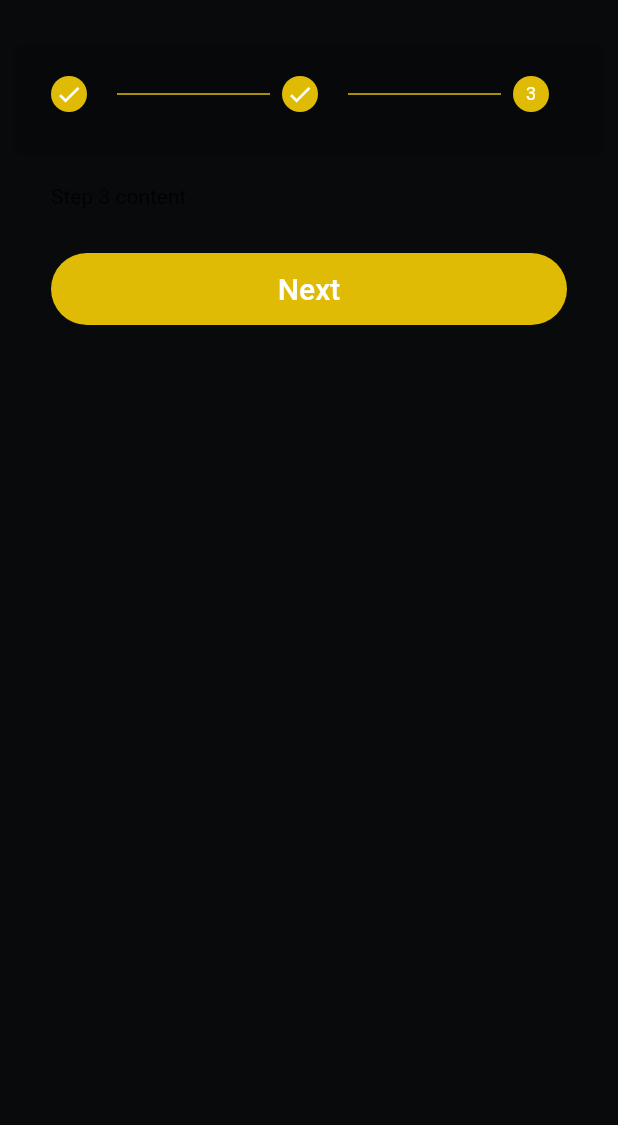
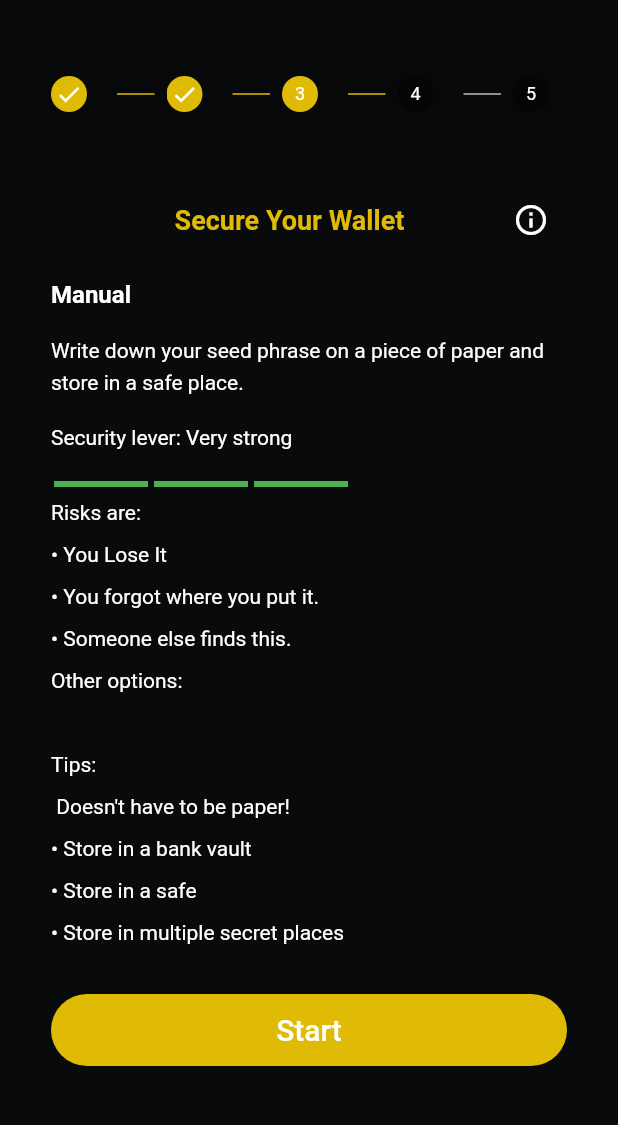
Before and after one commit to umarwaseeem/Digital-Wallet-UI-Flutter, a Flutter app: the CreateNewWalletScreen screen opened by its route, after a tap on "Create Password", after a tap on "Start", on a phone screen of 412 x 824 dp, the part 59-1184 px from its top. Run offline on Flutter 3.47's test engine with Material 2 defaults, Android fonts, the phone set to English and light mode, and no system bars; drawn by our look-alikes of step_progress_indicator; our stand-ins replace blur, qr_flutter, smooth_page_indicator; Roboto replaces fonts that are missing (Archivo).

Commit message:
making new account UI , all steps completed

```diff
--- a/lib/screens/wallet_setup/new_wallet/create_new_wallet_screen.dart
+++ b/lib/screens/wallet_setup/new_wallet/create_new_wallet_screen.dart
@@ -40,9 +40,17 @@ class _CreateNewWalletScreenState extends State<CreateNewWalletScreen> {
                   ),
                   child: Stepper(
                     onStepTapped: (index) {
+                      if (index < currentStepNumber) {
+                        setState(() {
+                          currentStepNumber = index;
+                        });
+                        return;
+                      }
+
                       if (index > currentStepNumber) {
                         return;
                       }
+
                       setState(() {
                         currentStepNumber = index;
                       });
@@ -73,10 +81,14 @@ class _CreateNewWalletScreenState extends State<CreateNewWalletScreen> {
                       String buttonText = "";
                       if (currentStepNumber == 0) {
                         buttonText = "Create Password";
-                      } else if (currentStepNumber == 1) {
+                      } else if (currentStepNumber == 1 ||
+                          currentStepNumber == 2 ||
+                          currentStepNumber == 3) {
                         buttonText = "Start";
-                      } else if (currentStepNumber == 2) {
+                      } else if (currentStepNumber == 4) {
                         buttonText = "Next";
+                      } else {
+                        buttonText = "";
                       }
 
                       return Container(
--- /dev/null
+++ b/lib/screens/wallet_setup/new_wallet/widgets/AllSteps/step2/seed_phrase_chips.dart
@@ -0,0 +1,88 @@
+import 'package:flutter/material.dart';
+
+class SeedPhraseChips extends StatelessWidget {
+  const SeedPhraseChips({
+    Key? key,
+    required this.chipNumber1,
+    required this.chipName1,
+    required this.chipNumber2,
+    required this.chipName2,
+  }) : super(key: key);
+
+  final String chipNumber1;
+  final String chipNumber2;
+  final String chipName1;
+  final String chipName2;
+
+  @override
+  Widget build(BuildContext context) {
+    const chipStyle = TextStyle(
+      color: Colors.white,
+      fontSize: 14,
+      fontWeight: FontWeight.w400,
+    );
+    return Container(
+      margin: const EdgeInsets.only(bottom: 5),
+      child: Row(
+        mainAxisAlignment: MainAxisAlignment.spaceAround,
+        children: [
+          Chip(
+            backgroundColor: const Color.fromRGBO(24, 30, 37, 1),
+            padding: const EdgeInsets.all(15),
+            label: Row(
+              children: [
+                Text("$chipNumber1. ", style: chipStyle),
+                Text(chipName1, style: chipStyle),
+              ],
+            ),
+          ),
+          Chip(
+            padding: const EdgeInsets.all(15),
+            backgroundColor: const Color.fromRGBO(24, 30, 37, 1),
+            label: Row(
+              children: [
+                Text("$chipNumber2. ", style: chipStyle),
+                Text(chipName1, style: chipStyle),
+              ],
+            ),
+          ),
+        ],
+      ),
+    );
+  }
+}
+
+List<SeedPhraseChips> getSeedPhrases() {
+  return [
+    const SeedPhraseChips(
+      chipNumber1: "1",
+      chipName1: "Future",
+      chipNumber2: "2",
+      chipName2: "Exit",
+    ),
+    const SeedPhraseChips(
+      chipNumber1: "3",
+      chipName1: "Future",
+      chipNumber2: "4",
+      chipName2: "Exit",
+    ),
+    const SeedPhraseChips(
+      chipNumber1: "5",
+      chipName1: "Future",
+      chipNumber2: "6",
+      chipName2: "Exit",
+    ),
+    const SeedPhraseChips(
+      chipNumber1: "7",
+      chipName1: "Future",
+      chipNumber2: "8",
+      chipName2: "Exit",
+    ),
+    const SeedPhraseChips(
+      chipNumber1: "9",
+      chipName1: "Future",
+      chipNumber2: "10",
+      chipName2: "Exit",
+    ),
+  ];
+}
--- a/lib/screens/wallet_setup/new_wallet/widgets/All Steps/step2.dart
+++ b/lib/screens/wallet_setup/new_wallet/widgets/AllSteps/step2/step2a.dart
@@ -1,7 +1,7 @@
 import 'package:flutter/material.dart';
 
-class Step2 extends StatelessWidget {
-  const Step2({Key? key}) : super(key: key);
+class Step2a extends StatelessWidget {
+  const Step2a({Key? key}) : super(key: key);
 
   @override
   Widget build(BuildContext context) {
--- /dev/null
+++ b/lib/screens/wallet_setup/new_wallet/widgets/AllSteps/step2/step2b.dart
@@ -0,0 +1,90 @@
+import 'package:flutter/material.dart';
+import 'package:step_progress_indicator/step_progress_indicator.dart';
+
+class Step2b extends StatelessWidget {
+  const Step2b({Key? key}) : super(key: key);
+
+  @override
+  Widget build(BuildContext context) {
+    return Column(
+      crossAxisAlignment: CrossAxisAlignment.start,
+      children: [
+        Row(
+          children: [
+            Container(width: MediaQuery.of(context).size.width * 0.2),
+            const Text(
+              "Secure Your Wallet",
+              style: TextStyle(
+                color: Color.fromRGBO(223, 187, 6, 1),
+                fontSize: 18,
+                fontWeight: FontWeight.w600,
+              ),
+            ),
+            Expanded(child: Container()),
+            IconButton(
+              onPressed: () {},
+              icon: const Icon(Icons.info_outline, color: Colors.white),
+            )
+          ],
+        ),
+        const SizedBox(height: 16),
+        const Text(
+          "Manual",
+          style: TextStyle(
+            color: Colors.white,
+            fontSize: 16,
+            fontWeight: FontWeight.w600,
+          ),
+        ),
+        const SizedBox(height: 16),
+        const Text(
+          "Write down your seed phrase on a piece of paper and store in a safe place.",
+          style: TextStyle(
+            height: 1.5,
+            color: Colors.white,
+            fontSize: 14,
+            fontWeight: FontWeight.w400,
+          ),
+        ),
+        const SizedBox(height: 16),
+        const Text(
+          "Security lever: Very strong",
+          style: TextStyle(
+            height: 1.5,
+            color: Colors.white,
+            fontSize: 14,
+            fontWeight: FontWeight.w400,
+          ),
+        ),
+        const SizedBox(height: 20),
+        const SizedBox(
+          width: 200,
+          child: StepProgressIndicator(
+            totalSteps: 3,
+            currentStep: 3,
+            selectedColor: Colors.green,
+            unselectedColor: Colors.green,
+          ),
+        ),
+        const Text(
+          "Risks are:\n\u2022 You Lose It\n\u2022 You forgot where you put it.\n\u2022 Someone else finds this.",
+          style: TextStyle(
+            height: 2,
+            color: Colors.white,
+            fontWeight: FontWeight.w400,
+            fontSize: 14,
+          ),
+        ),
+        const Text(
+          "Other options: \n\nTips: \n Doesn't have to be paper!\n\u2022 Store in a bank vault\n\u2022 Store in a safe\n\u2022 Store in multiple secret places",
+          style: TextStyle(
+            height: 2,
+            color: Colors.white,
+            fontWeight: FontWeight.w400,
+            fontSize: 14,
+          ),
+        ),
+      ],
+    );
+  }
+}
--- /dev/null
+++ b/lib/screens/wallet_setup/new_wallet/widgets/AllSteps/step2/step2c.dart
@@ -0,0 +1,116 @@
+import 'package:blur/blur.dart';
+import 'package:flutter/material.dart';
+
+import 'seed_phrase_chips.dart';
+
+class Step2c extends StatefulWidget {
+  const Step2c({Key? key}) : super(key: key);
+
+  @override
+  State<Step2c> createState() => _Step2cState();
+}
+
+class _Step2cState extends State<Step2c> {
+  bool showPhrases = false;
+
+  @override
+  void dispose() {
+    showPhrases = false;
+
+    super.dispose();
+  }
+
+  @override
+  Widget build(BuildContext context) {
+    return Column(
+      children: [
+        const Text(
+          "Write Down Your Seed Phrase",
+          style: TextStyle(
+            color: Color.fromRGBO(223, 187, 6, 1),
+            fontSize: 18,
+            fontWeight: FontWeight.w600,
+          ),
+        ),
+        const SizedBox(height: 20),
+        const Text(
+          "This is your seed phrase. Write it down on a paper and keep it in a safe place. You'll be asked to re-enter this phrase (in order) on the next step.",
+          style: TextStyle(
+            height: 2,
+            color: Colors.grey,
+            fontSize: 14,
+            fontWeight: FontWeight.w400,
+          ),
+        ),
+        const SizedBox(height: 30),
+        Container(
+          height: 328,
+          width: 320,
+          padding: const EdgeInsets.all(10),
+          child: Stack(
+            children: [
+              Column(
+                children: getSeedPhrases(),
+              ),
+              // if (showPhrases == false)
+              //   Container(
+              //     color: Colors.white.withOpacity(0.4),
+              //   ),
+              if (showPhrases == false)
+                Blur(
+                  borderRadius: BorderRadius.circular(20),
+                  child: Container(),
+                ),
+              if (showPhrases == false)
+                Center(
+                  child: Column(
+                    crossAxisAlignment: CrossAxisAlignment.center,
+                    mainAxisAlignment: MainAxisAlignment.center,
+                    children: [
+                      const Text(
+                        "Tap to reveal your seed phrase.",
+                        style: TextStyle(
+                          color: Colors.white,
+                          fontSize: 16,
+                          fontWeight: FontWeight.w600,
+                        ),
+                      ),
+                      const SizedBox(height: 10),
+                      const Text(
+                        "Make sure no one is watching your screen.",
+                        style: TextStyle(
+                          color: Colors.black,
+                          fontSize: 12,
+                          fontWeight: FontWeight.w600,
+                        ),
+                      ),
+                      const SizedBox(height: 40),
+                      ElevatedButton(
+                        onPressed: () {
+                          setState(() {
+                            showPhrases = true;
+                          });
+                        },
+                        child: SizedBox(
+                          width: 70,
+                          height: 40,
+                          child: Row(
+                            mainAxisAlignment: MainAxisAlignment.center,
+                            children: const [
+                              Icon(Icons.remove_red_eye_outlined),
+                              SizedBox(width: 10),
+                              Text("View"),
+                            ],
+                          ),
+                        ),
+                      ),
+                    ],
+                  ),
+                ),
+            ],
+          ),
+        ),
+      ],
+    );
+  }
+}
--- /dev/null
+++ b/lib/screens/wallet_setup/new_wallet/widgets/AllSteps/step3.dart
@@ -0,0 +1,207 @@
+import 'package:flutter/material.dart';
+import 'package:step_progress_indicator/step_progress_indicator.dart';
+
+import 'step3/completed.dart';
+
+class Step3 extends StatefulWidget {
+  const Step3({Key? key}) : super(key: key);
+
+  @override
+  State<Step3> createState() => _Step3State();
+}
+
+class _Step3State extends State<Step3> {
+  String selectedWord = "";
+  int number = 1;
+  int step = 1;
+
+  @override
+  Widget build(BuildContext context) {
+    const chipStyle = TextStyle(
+      color: Colors.white,
+      fontSize: 14,
+      fontWeight: FontWeight.w400,
+    );
+    return step >= 3
+        ? const Completed()
+        : Column(
+            children: [
+              const Text(
+                "Create Password",
+                style: TextStyle(
+                  color: Color.fromRGBO(223, 187, 6, 1),
+                  fontWeight: FontWeight.w600,
+                  fontSize: 18,
+                ),
+              ),
+              const SizedBox(height: 20),
+              const Text(
+                "Select each word in the order it was \npresented to you.",
+                textAlign: TextAlign.center,
+                style: TextStyle(
+                  color: Colors.white,
+                  fontWeight: FontWeight.w400,
+                  fontSize: 14,
+                ),
+              ),
+              const SizedBox(height: 70),
+              Row(
+                mainAxisAlignment: MainAxisAlignment.center,
+                children: [
+                  Text(
+                    "$number. ",
+                    style: const TextStyle(
+                      color: Color.fromRGBO(223, 187, 6, 1),
+                      fontWeight: FontWeight.w400,
+                      fontSize: 40,
+                    ),
+                  ),
+                  Text(
+                    selectedWord,
+                    style: const TextStyle(
+                      color: Color.fromRGBO(223, 187, 6, 1),
+                      fontWeight: FontWeight.w400,
+                      fontSize: 40,
+                    ),
+                  ),
+                ],
+              ),
+              const SizedBox(height: 120),
+              StepProgressIndicator(
+                totalSteps: 3,
+                currentStep: step,
+                selectedColor: const Color.fromRGBO(223, 187, 6, 1),
+                unselectedColor: Colors.grey,
+              ),
+              const SizedBox(height: 20),
+              Container(
+                  height: 144,
+                  width: 320,
+                  color: const Color.fromRGBO(255, 255, 255, 0.06),
+                  child: Column(
+                    mainAxisAlignment: MainAxisAlignment.spaceAround,
+                    children: [
+                      Row(
+                        mainAxisAlignment: MainAxisAlignment.spaceAround,
+                        children: [
+                          GestureDetector(
+                            onTap: () {
+                              setState(() {
+                                selectedWord = "Abuse";
+                              });
+                              Future.delayed(const Duration(seconds: 1), () {
+                                setState(() {
+                                  selectedWord = "";
+                                  number++;
+                                  step++;
+                                });
+                              });
+                            },
+                            child: const Chip(
+                              label: Text("Abuse", style: chipStyle),
+                              backgroundColor: Colors.blueGrey,
+                            ),
+                          ),
+                          GestureDetector(
+                            onTap: () {
+                              setState(() {
+                                selectedWord = "Exit";
+                              });
+                              Future.delayed(const Duration(seconds: 1), () {
+                                setState(() {
+                                  selectedWord = "";
+                                  number++;
+                                  step++;
+                                });
+                              });
+                            },
+                            child: const Chip(
+                              label: Text("Exit", style: chipStyle),
+                              backgroundColor: Colors.blueGrey,
+                            ),
+                          ),
+                          GestureDetector(
+                            onTap: () {
+                              setState(() {
+                                selectedWord = "Target";
+                              });
+                              Future.delayed(const Duration(seconds: 1), () {
+                                setState(() {
+                                  selectedWord = "";
+                                  number++;
+                                  step++;
+                                });
+                              });
+                            },
+                            child: const Chip(
+                              label: Text("Target", style: chipStyle),
+                              backgroundColor: Colors.blueGrey,
+                            ),
+                          ),
+                        ],
+                      ),
+                      Row(
+                        mainAxisAlignment: MainAxisAlignment.spaceAround,
+                        children: [
+                          GestureDetector(
+                            onTap: () {
+                              setState(() {
+                                selectedWord = "Frequent";
+                                Future.delayed(const Duration(seconds: 1), () {
+                                  setState(() {
+                                    selectedWord = "";
+                                    number++;
+                                    step++;
+                                  });
+                                });
+                              });
+                            },
+                            child: const Chip(
+                              label: Text("Frequent", style: chipStyle),
+                              backgroundColor: Colors.blueGrey,
+                            ),
+                          ),
+                          GestureDetector(
+                            onTap: () {
+                              setState(() {
+                                selectedWord = "Organ";
+                              });
+                              Future.delayed(const Duration(seconds: 1), () {
+                                setState(() {
+                                  selectedWord = "";
+                                  number++;
+                                  step++;
+                                });
+                              });
+                            },
+                            child: const Chip(
+                              label: Text("Organ", style: chipStyle),
+                              backgroundColor: Colors.blueGrey,
+                            ),
+                          ),
+                          GestureDetector(
+                            onTap: () {
+                              setState(() {
+                                selectedWord = "Bubble";
+                              });
+                              Future.delayed(const Duration(seconds: 1), () {
+                                setState(() {
+                                  selectedWord = "";
+                                  number++;
+                                  step++;
+                                });
+                              });
+                            },
+                            child: const Chip(
+                              label: Text("Bubble", style: chipStyle),
+                              backgroundColor: Colors.blueGrey,
+                            ),
+                          ),
+                        ],
+                      ),
+                    ],
+                  ))
+            ],
+          );
+  }
+}
--- /dev/null
+++ b/lib/screens/wallet_setup/new_wallet/widgets/AllSteps/step3/completed.dart
@@ -0,0 +1,42 @@
+import 'package:flutter/material.dart';
+
+class Completed extends StatelessWidget {
+  const Completed({Key? key}) : super(key: key);
+
+  @override
+  Widget build(BuildContext context) {
+    return Column(
+      children: [
+        Image.asset("assets/images/tick.png"),
+        const Text(
+          "SUCCESS !",
+          style: TextStyle(
+              height: 2,
+              color: Color.fromRGBO(223, 187, 6, 1),
+              fontSize: 40,
+              fontWeight: FontWeight.w600),
+          textAlign: TextAlign.center,
+        ),
+        const SizedBox(height: 30),
+        const Text(
+          "You've successfully protected your wallet. Remember to keep your seed phrase safe, it's your responsibility!",
+          style: TextStyle(
+              height: 2,
+              color: Colors.white,
+              fontSize: 14,
+              fontWeight: FontWeight.w400),
+          textAlign: TextAlign.center,
+        ),
+        const Text(
+          "DefiSquid cannot recover your wallet should you lose it. You can find your seedphrase in Setings > Security & Privacy",
+          style: TextStyle(
+              height: 2,
+              color: Colors.white,
+              fontSize: 14,
+              fontWeight: FontWeight.w400),
+          textAlign: TextAlign.center,
+        ),
+      ],
+    );
+  }
+}
--- /dev/null
+++ b/lib/screens/wallet_setup/new_wallet/widgets/AllSteps/step3/step3process.dart
@@ -0,0 +1,2 @@
+import 'package:flutter/material.dart';
+import 'package:step_progress_indicator/step_progress_indicator.dart';
--- a/lib/screens/wallet_setup/new_wallet/widgets/steps.dart
+++ b/lib/screens/wallet_setup/new_wallet/widgets/steps.dart
@@ -1,7 +1,10 @@
 import 'package:flutter/material.dart';
-import 'package:leew_wallet/screens/wallet_setup/new_wallet/widgets/All%20Steps/step1.dart';
+import 'package:leew_wallet/screens/wallet_setup/new_wallet/widgets/AllSteps/step1.dart';
+import 'package:leew_wallet/screens/wallet_setup/new_wallet/widgets/AllSteps/step3.dart';
 
-import 'All Steps/step2.dart';
+import 'AllSteps/step2/step2a.dart';
+import 'AllSteps/step2/step2b.dart';
+import 'AllSteps/step2/step2c.dart';
 
 List<Step> getSteps(int currentStep) {
   return [
@@ -14,14 +17,26 @@ List<Step> getSteps(int currentStep) {
     Step(
       state: currentStep > 1 ? StepState.complete : StepState.indexed,
       title: const Text(""),
-      content: const Step2(),
+      content: const Step2a(),
       isActive: currentStep >= 1,
     ),
     Step(
       state: currentStep > 2 ? StepState.complete : StepState.indexed,
       title: const Text(""),
-      content: const Text("Step 3 content"),
+      content: const Step2b(),
       isActive: currentStep >= 2,
+    ),
+    Step(
+      state: currentStep > 3 ? StepState.complete : StepState.indexed,
+      title: const Text(""),
+      content: const Step2c(),
+      isActive: currentStep >= 3,
+    ),
+    Step(
+      state: currentStep > 4 ? StepState.complete : StepState.indexed,
+      title: const Text(""),
+      content: const Step3(),
+      isActive: currentStep >= 4,
     ),
   ];
 }
--- a/pubspec.yaml
+++ b/pubspec.yaml
@@ -29,6 +29,8 @@ dependencies:
   smooth_page_indicator: ^1.0.0+2
   qr_flutter: ^4.0.0
   provider: ^6.0.3
+  step_progress_indicator: ^1.0.2
+  blur: ^3.1.0
 
 dev_dependencies:
   flutter_test:
```
Also changed, not shown: lib/screens/wallet_setup/new_wallet/widgets/AllSteps/step1.dart (renamed from lib/screens/wallet_setup/new_wallet/widgets/All Steps/step1.dart), pubspec.lock.
